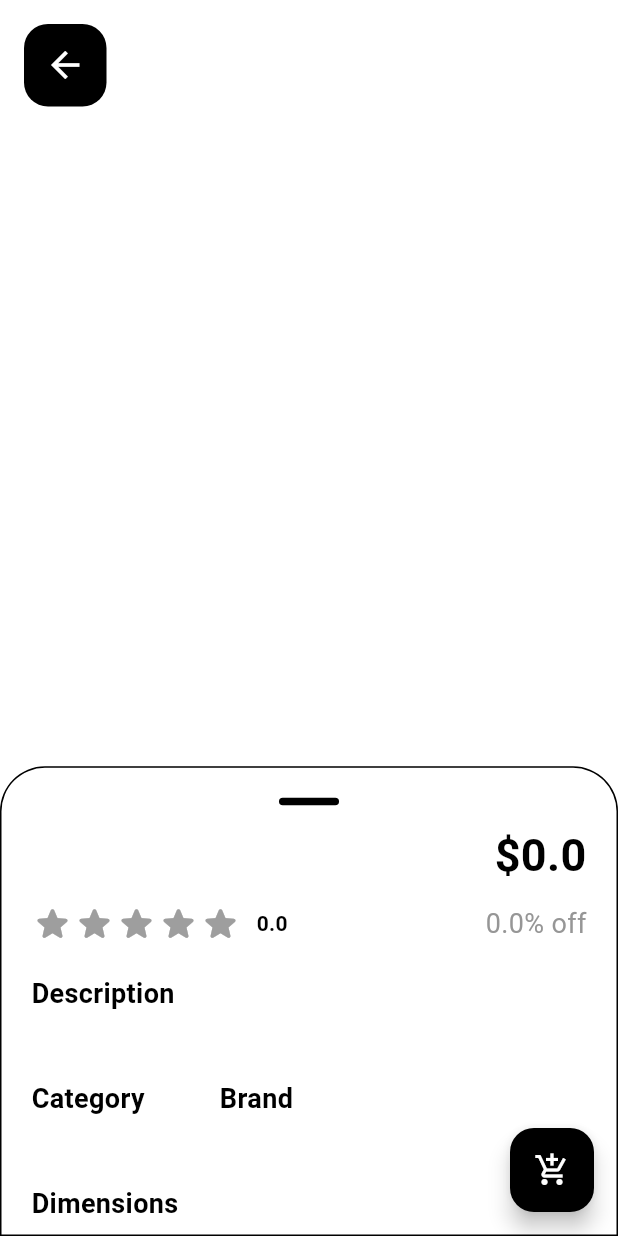
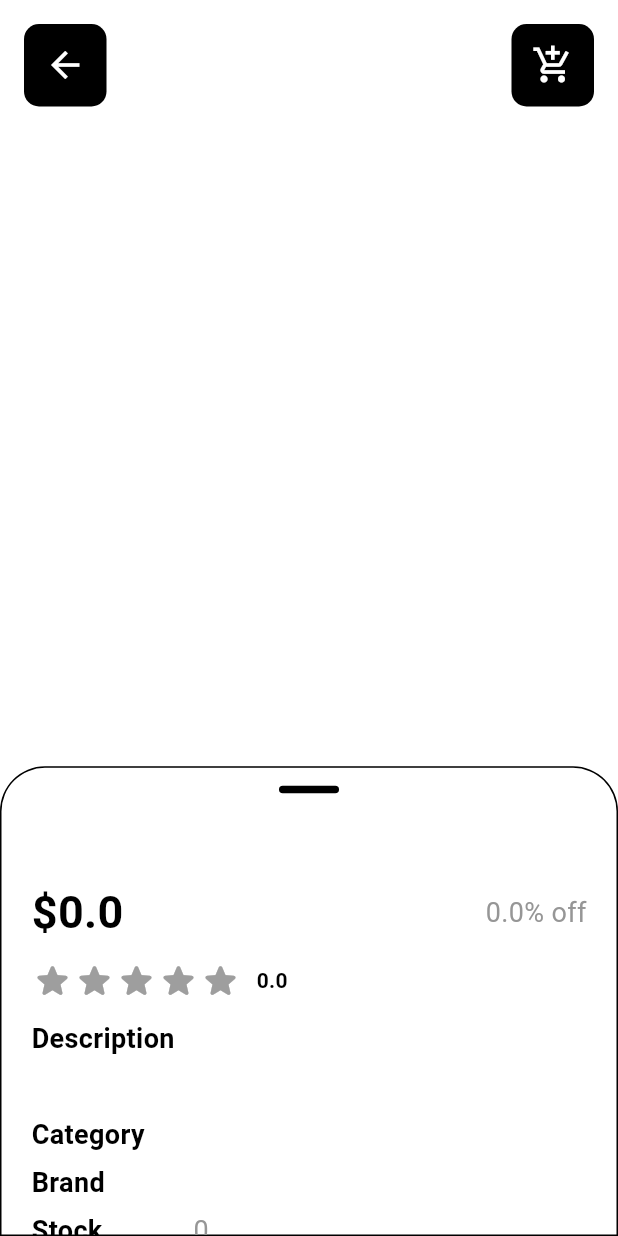
Before and after one commit to RathodJay15/Marketly, a Flutter app: the ProductDetailsScreen screen opened directly with empty values, on a phone screen of 412 x 824 dp. Run offline on Flutter 3.47's test engine with Material 3 defaults, Android fonts, the light colour scheme and no system bars; drawn by our look-alikes of carousel_slider, flutter_rating_bar; our stand-ins replace cached_network_image, cloud_firestore, firebase_auth, firebase_core, pinch_zoom; accounts and stored records are empty; generated files the repository leaves out were written again.

Commit message:
added product detail screen(completed).model file changes.search screen bug fix. product provider changed.

```diff
--- a/lib/core/theme/app_theme.dart
+++ b/lib/core/theme/app_theme.dart
@@ -26,6 +26,7 @@ class MarketTheme {
       onSurface: const Color.fromARGB(255, 255, 0, 0), //Button 3
       onSurfaceVariant: const Color.fromARGB(255, 255, 200, 0), //Rating Bar
       onInverseSurface: const Color.fromARGB(255, 0, 0, 0), //
+      onTertiary: const Color.fromARGB(255, 225, 225, 225),
     ),
     splashColor: const Color.fromARGB(0, 0, 0, 0),
     scrollbarTheme: ScrollbarThemeData(
@@ -59,6 +60,7 @@ class MarketTheme {
       onSurface: const Color.fromARGB(255, 255, 0, 0), //Button 3
       onSurfaceVariant: const Color.fromARGB(255, 255, 200, 0), //Rating Bar
       onInverseSurface: const Color.fromARGB(255, 255, 255, 255), //
+      onTertiary: const Color.fromARGB(255, 225, 225, 225),
     ),
     splashColor: const Color.fromARGB(0, 0, 0, 0),
 
--- a/lib/data/models/user_model.dart
+++ b/lib/data/models/user_model.dart
@@ -1,11 +1,11 @@
 class UserModel {
-  final String? uid;
-  final String? name;
-  final String? email;
-  final String? address;
-  final String? phone;
-  final String? profilePic;
-  final String? role; // 'admin' or 'user'
+  final String uid;
+  final String name;
+  final String email;
+  final String address;
+  final String phone;
+  final String profilePic;
+  final String role; // 'admin' or 'user'
 
   UserModel({
     required this.uid,
@@ -20,16 +20,16 @@ class UserModel {
   factory UserModel.fromMap(Map<String, dynamic> map, String uid) {
     return UserModel(
       uid: uid,
-      name: map['name'] ?? '',
-      email: map['email'] ?? '',
-      address: map['address'] ?? '',
-      phone: map['phone'] ?? '',
-      profilePic: map['profilePic'] ?? '',
-      role: map['role'] ?? 'user',
+      name: map['name'],
+      email: map['email'],
+      address: map['address'],
+      phone: map['phone'],
+      profilePic: map['profilePic'],
+      role: map['role'],
     );
   }
 
-  Map<String, dynamic> toMap() {
+  Map<String, dynamic> toFirestore() {
     return {
       'name': name,
       'email': email,
--- a/lib/data/services/auth_service.dart
+++ b/lib/data/services/auth_service.dart
@@ -78,7 +78,10 @@ class AuthService {
         profilePic: profilePic,
       );
 
-      await _firestore.collection('users').doc(user.uid).set(userModel.toMap());
+      await _firestore
+          .collection('users')
+          .doc(user.uid)
+          .set(userModel.toFirestore());
 
       return userModel;
     } on FirebaseAuthException catch (e) {
--- a/lib/presentation/widgets/product_details.dart
+++ b/lib/presentation/widgets/product_details.dart
@@ -41,12 +41,6 @@ class _roductDetailsScreenState extends State<ProductDetailsScreen> {
         child: isLandscape
             ? _landscapeLayout(product, images)
             : _portraitLayout(product, images),
-      ),
-      floatingActionButton: FloatingActionButton(
-        onPressed: () {},
-        backgroundColor: Theme.of(context).colorScheme.onInverseSurface,
-        foregroundColor: Theme.of(context).colorScheme.primary,
-        child: const Icon(Icons.add_shopping_cart_outlined),
       ),
     );
   }
@@ -102,17 +96,14 @@ class _roductDetailsScreenState extends State<ProductDetailsScreen> {
             margin: const EdgeInsets.only(top: 10, bottom: 10),
             decoration: BoxDecoration(
               color: Theme.of(context).colorScheme.primary,
-              borderRadius: BorderRadius.only(
-                topLeft: Radius.circular(30),
-                bottomLeft: Radius.circular(30),
-              ),
+              borderRadius: BorderRadius.all(Radius.circular(10)),
               border: Border.all(
                 width: 1,
                 color: Theme.of(context).colorScheme.onInverseSurface,
               ),
             ),
             child: SingleChildScrollView(
-              padding: const EdgeInsets.all(20),
+              padding: const EdgeInsets.all(10),
               child: _detailsContent(product),
             ),
           ),
@@ -129,14 +120,14 @@ class _roductDetailsScreenState extends State<ProductDetailsScreen> {
     return Padding(
       padding: const EdgeInsets.all(16),
       child: Row(
-        mainAxisAlignment: MainAxisAlignment.start,
+        mainAxisAlignment: MainAxisAlignment.spaceBetween,
         children: [
           Container(
             height: 55,
             width: 55,
             decoration: BoxDecoration(
               color: Theme.of(context).colorScheme.onInverseSurface,
-              borderRadius: BorderRadius.circular(16),
+              borderRadius: BorderRadius.circular(10),
             ),
             child: IconButton(
               icon: Icon(
@@ -144,7 +135,25 @@ class _roductDetailsScreenState extends State<ProductDetailsScreen> {
                 color: Theme.of(context).colorScheme.primary,
                 size: 28,
               ),
+              color: Theme.of(context).colorScheme.onSecondaryContainer,
               onPressed: () => Navigator.pop(context),
+            ),
+          ),
+          Container(
+            height: 55,
+            width: 55,
+            decoration: BoxDecoration(
+              color: Theme.of(context).colorScheme.onInverseSurface,
+              borderRadius: BorderRadius.circular(10),
+            ),
+            child: IconButton(
+              icon: Icon(
+                Icons.add_shopping_cart_outlined,
+                color: Theme.of(context).colorScheme.primary,
+                size: 28,
+              ),
+              color: Theme.of(context).colorScheme.onSecondaryContainer,
+              onPressed: () {},
             ),
           ),
         ],
@@ -240,34 +249,40 @@ class _roductDetailsScreenState extends State<ProductDetailsScreen> {
   }
 
   // ----------------------------------------------------
-  // DETAILS CONTENT
+  // LANDSCAPE RIGHT SIDE DETAILS CONTENT
   // ----------------------------------------------------
 
   Widget _detailsContent(ProductModel product) {
     return Column(
       crossAxisAlignment: CrossAxisAlignment.start,
       children: [
+        /// TITLE + PRICE
+        Text(
+          product.title,
+          style: TextStyle(
+            fontSize: 26,
+            fontWeight: FontWeight.bold,
+            color: Theme.of(context).colorScheme.onInverseSurface,
+          ),
+        ),
         Row(
           mainAxisAlignment: MainAxisAlignment.spaceBetween,
           children: [
             Expanded(
               child: Text(
-                product.title,
-                maxLines: 2,
+                '\$${product.price}',
                 style: TextStyle(
+                  fontSize: 30,
                   color: Theme.of(context).colorScheme.onInverseSurface,
-                  overflow: TextOverflow.ellipsis,
-                  fontSize: 26,
                   fontWeight: FontWeight.bold,
                 ),
               ),
             ),
             Text(
-              '\$${product.price}',
+              '${product.discountPercentage}% off',
               style: TextStyle(
-                fontSize: 30,
-                fontWeight: FontWeight.bold,
-                color: Theme.of(context).colorScheme.onInverseSurface,
+                color: Theme.of(context).colorScheme.onPrimary,
+                fontSize: 18,
               ),
             ),
           ],
@@ -292,54 +307,50 @@ class _roductDetailsScreenState extends State<ProductDetailsScreen> {
               _rating.toStringAsFixed(1),
               style: TextStyle(
                 color: Theme.of(context).colorScheme.onInverseSurface,
-              ),
-            ),
-            Expanded(
-              child: Align(
-                alignment: Alignment.centerRight,
-                child: Text(
-                  '${product.discountPercentage}% off',
-                  style: TextStyle(
-                    color: Theme.of(context).colorScheme.onPrimary,
-                    fontSize: 18,
-                  ),
-                ),
+                fontWeight: FontWeight.bold,
               ),
             ),
           ],
         ),
 
-        const SizedBox(height: 20),
+        const SizedBox(height: 12),
 
         _sectionTitle("Description"),
-        Text(
-          product.description,
-          style: TextStyle(
-            color: Theme.of(context).colorScheme.onPrimary,
-            height: 1.5,
-          ),
-        ),
+        _sectionDetail(product.description),
 
-        const SizedBox(height: 16),
-
-        _sectionTitle("Brand"),
-        Text(
-          product.brand,
-          style: TextStyle(
-            color: Theme.of(context).colorScheme.onPrimary,
-            height: 1.5,
-          ),
-        ),
-
-        const SizedBox(height: 16),
-
-        _sectionTitle("Category"),
-        Text(
-          product.category,
-          style: TextStyle(
-            color: Theme.of(context).colorScheme.onPrimary,
-            height: 1.5,
-          ),
+        Row(
+          mainAxisAlignment: MainAxisAlignment.start,
+          crossAxisAlignment: CrossAxisAlignment.start,
+          children: [
+            Column(
+              mainAxisAlignment: MainAxisAlignment.start,
+              crossAxisAlignment: CrossAxisAlignment.start,
+              children: [
+                _sectionTitle("Category"),
+                _sectionTitle("Brand"),
+                _sectionTitle("Stock"),
+                _sectionTitle("Weight"),
+                _sectionTitle("Tags"),
+                _sectionTitle("Dimensions"),
+              ],
+            ),
+            SizedBox(width: 10),
+            Column(
+              mainAxisAlignment: MainAxisAlignment.start,
+              crossAxisAlignment: CrossAxisAlignment.start,
+              children: [
+                _sectionDetail(product.category),
+                _sectionDetail(product.brand),
+                _sectionDetail(product.stock.toString()),
+                _sectionDetail(product.weight.toString()),
+                _sectionDetail(product.formattedTags()),
+                SizedBox(
+                  width: 260,
+                  child: _sectionDetail(product.formattedDimensions()),
+                ),
+              ],
+            ),
+          ],
         ),
       ],
     );
@@ -353,6 +364,16 @@ class _roductDetailsScreenState extends State<ProductDetailsScreen> {
         fontSize: 18,
         fontWeight: FontWeight.w600,
         color: Theme.of(context).colorScheme.onInverseSurface,
+      ),
+    ),
+  );
+  Widget _sectionDetail(String text) => Padding(
+    padding: const EdgeInsets.only(bottom: 6),
+    child: Text(
+      text,
+      style: TextStyle(
+        fontSize: 18,
+        color: Theme.of(context).colorScheme.onPrimary,
       ),
     ),
   );
@@ -375,18 +396,18 @@ class _roductDetailsScreenState extends State<ProductDetailsScreen> {
               color: Theme.of(context).colorScheme.onInverseSurface,
             ),
           ),
-          child: ListView(
-            controller: scrollController,
-            padding: const EdgeInsets.all(20),
+          child: Column(
+            mainAxisAlignment: MainAxisAlignment.start,
+            crossAxisAlignment: CrossAxisAlignment.center,
             children: [
               _dragHandle(),
-
-              /// TITLE + PRICE
-              Row(
-                mainAxisAlignment: MainAxisAlignment.spaceBetween,
-                children: [
-                  Expanded(
-                    child: Text(
+              Expanded(
+                child: ListView(
+                  controller: scrollController,
+                  padding: const EdgeInsets.all(20),
+                  children: [
+                    /// TITLE + PRICE
+                    Text(
                       product.title,
                       style: TextStyle(
                         fontSize: 26,
@@ -394,128 +415,102 @@ class _roductDetailsScreenState extends State<ProductDetailsScreen> {
                         color: Theme.of(context).colorScheme.onInverseSurface,
                       ),
                     ),
-                  ),
-                  Text(
-                    '\$${product.price}',
-                    style: TextStyle(
-                      fontSize: 30,
-                      color: Theme.of(context).colorScheme.onInverseSurface,
-                      fontWeight: FontWeight.bold,
+                    Row(
+                      mainAxisAlignment: MainAxisAlignment.spaceBetween,
+                      children: [
+                        Expanded(
+                          child: Text(
+                            '\$${product.price}',
+                            style: TextStyle(
+                              fontSize: 30,
+                              color: Theme.of(
+                                context,
+                              ).colorScheme.onInverseSurface,
+                              fontWeight: FontWeight.bold,
+                            ),
+                          ),
+                        ),
+                        Text(
+                          '${product.discountPercentage}% off',
+                          style: TextStyle(
+                            color: Theme.of(context).colorScheme.onPrimary,
+                            fontSize: 18,
+                          ),
+                        ),
+                      ],
                     ),
-                  ),
-                ],
-              ),
 
-              const SizedBox(height: 10),
+                    const SizedBox(height: 10),
 
-              /// RATING
-              Row(
-                children: [
-                  RatingBarIndicator(
-                    rating: _rating,
-                    itemBuilder: (_, __) => Icon(
-                      Icons.star_rounded,
-                      color: Theme.of(context).colorScheme.onSurfaceVariant,
+                    /// RATING
+                    Row(
+                      children: [
+                        RatingBarIndicator(
+                          rating: _rating,
+                          itemBuilder: (_, __) => Icon(
+                            Icons.star_rounded,
+                            color: Theme.of(
+                              context,
+                            ).colorScheme.onSurfaceVariant,
+                          ),
+                          itemCount: 5,
+                          itemSize: 28,
+                        ),
+                        const SizedBox(width: 10),
+                        Text(
+                          _rating.toStringAsFixed(1),
+                          style: TextStyle(
+                            color: Theme.of(
+                              context,
+                            ).colorScheme.onInverseSurface,
+                            fontWeight: FontWeight.bold,
+                          ),
+                        ),
+                      ],
                     ),
-                    itemCount: 5,
-                    itemSize: 28,
-                  ),
-                  const SizedBox(width: 10),
-                  Text(
-                    _rating.toStringAsFixed(1),
-                    style: TextStyle(
-                      color: Theme.of(context).colorScheme.onInverseSurface,
-                      fontWeight: FontWeight.bold,
+
+                    const SizedBox(height: 12),
+
+                    _sectionTitle("Description"),
+                    _sectionDetail(product.description),
+
+                    Row(
+                      mainAxisAlignment: MainAxisAlignment.start,
+                      crossAxisAlignment: CrossAxisAlignment.start,
+                      children: [
+                        Column(
+                          mainAxisAlignment: MainAxisAlignment.start,
+                          crossAxisAlignment: CrossAxisAlignment.start,
+                          children: [
+                            _sectionTitle("Category"),
+                            _sectionTitle("Brand"),
+                            _sectionTitle("Stock"),
+                            _sectionTitle("Weight"),
+                            _sectionTitle("Tags"),
+                            _sectionTitle("Dimensions"),
+                          ],
+                        ),
+                        SizedBox(width: 10),
+                        Column(
+                          mainAxisAlignment: MainAxisAlignment.start,
+                          crossAxisAlignment: CrossAxisAlignment.start,
+                          children: [
+                            _sectionDetail(product.category),
+                            _sectionDetail(product.brand),
+                            _sectionDetail(product.stock.toString()),
+                            _sectionDetail(product.weight.toString()),
+                            _sectionDetail(product.formattedTags()),
+                            SizedBox(
+                              width: 260,
+                              child: _sectionDetail(
+                                product.formattedDimensions(),
+                              ),
+                            ),
+                          ],
+                        ),
+                      ],
                     ),
-                  ),
-                  Expanded(
-                    child: Align(
-                      alignment: Alignment.centerRight,
-                      child: Text(
-                        '${product.discountPercentage}% off',
-                        style: TextStyle(
-                          color: Theme.of(context).colorScheme.onPrimary,
-                          fontSize: 18,
-                        ),
-                      ),
-                    ),
-                  ),
-                ],
-              ),
-
-              const SizedBox(height: 20),
-
-              _sectionTitle("Description"),
-              Text(
-                product.description,
-                style: TextStyle(
-                  color: Theme.of(context).colorScheme.onPrimary,
-                  height: 1.5,
-                ),
-              ),
-
-              const SizedBox(height: 16),
-
-              Row(
-                mainAxisAlignment: MainAxisAlignment.start,
-                children: [
-                  Column(
-                    crossAxisAlignment: CrossAxisAlignment.start,
-                    children: [
-                      _sectionTitle("Category"),
-                      Text(
-                        product.category,
-                        style: TextStyle(
-                          color: Theme.of(context).colorScheme.onPrimary,
-                          height: 1.5,
-                        ),
-                      ),
-                    ],
-                  ),
-                  const SizedBox(width: 50),
-
-                  Column(
-                    children: [
-                      _sectionTitle("Brand"),
-                      Text(
-                        product.brand,
-                        style: TextStyle(
-                          color: Theme.of(context).colorScheme.onPrimary,
-                          height: 1.5,
-                        ),
-                      ),
-                    ],
-                  ),
-                ],
-              ),
-              const SizedBox(height: 16),
-              _sectionTitle("Dimensions"),
-
-              Text(
-                product.dimensions.toString(),
-                style: TextStyle(
-                  color: Theme.of(context).colorScheme.onPrimary,
-                  height: 1.5,
-                ),
-              ),
-              const SizedBox(height: 16),
-
-              _sectionTitle("Weight"),
-              Text(
-                product.weight.toString() + ' Kgs',
-                style: TextStyle(
-                  color: Theme.of(context).colorScheme.onPrimary,
-                  height: 1.5,
-                ),
-              ),
-              const SizedBox(height: 16),
-              _sectionTitle("Tags"),
-
-              Text(
-                product.tags.toString(),
-                style: TextStyle(
-                  color: Theme.of(context).colorScheme.onPrimary,
-                  height: 1.5,
+                  ],
                 ),
               ),
             ],
@@ -529,7 +524,7 @@ class _roductDetailsScreenState extends State<ProductDetailsScreen> {
     child: Container(
       height: 5,
       width: 40,
-      margin: const EdgeInsets.only(bottom: 12),
+      margin: const EdgeInsets.only(top: 12),
       decoration: BoxDecoration(
         color: Theme.of(context).colorScheme.onInverseSurface,
         borderRadius: BorderRadius.circular(10),
@@ -544,6 +539,7 @@ class _roductDetailsScreenState extends State<ProductDetailsScreen> {
     showDialog(
       context: context,
       builder: (_) => Dialog(
+        backgroundColor: Theme.of(context).colorScheme.onTertiary,
         shape: RoundedRectangleBorder(borderRadius: BorderRadius.circular(20)),
         child: SizedBox(
           width: 500,
--- a/lib/providers/product_provider.dart
+++ b/lib/providers/product_provider.dart
@@ -7,14 +7,14 @@ class ProductProvider extends ChangeNotifier {
 
   List<ProductModel> _homeProducts = [];
   List<ProductModel> _allProducts = [];
-  List<ProductModel> _searchResults = [];
+  List<ProductModel> _visibleProducts = [];
+
+  List<ProductModel> get visibleProducts => _visibleProducts;
 
   List<ProductModel> get homeProducts => _homeProducts;
   List<ProductModel> get allProducts => _allProducts;
-  List<ProductModel> get searchResults => _searchResults;
 
   // State
-  List<ProductModel> get products => _allProducts;
   List<ProductModel> get tenProducts => _homeProducts;
 
   bool _isHomeLoading = false;
@@ -25,7 +25,7 @@ class ProductProvider extends ChangeNotifier {
 
   String? _error;
   String? get error => _error;
-  bool get isSearching => _searchResults.isNotEmpty;
+  bool get isSearching => _visibleProducts.length != _allProducts.length;
 
   // Fetch home products
   Future<void> fetchHomeProducts({int? limit}) async {
@@ -50,6 +50,9 @@ class ProductProvider extends ChangeNotifier {
 
     try {
       _allProducts = await _productService.getAllProducts();
+
+      _visibleProducts = _allProducts;
+
       _error = null;
     } catch (e) {
       _error = e.toString();
@@ -65,7 +68,10 @@ class ProductProvider extends ChangeNotifier {
     notifyListeners();
 
     try {
-      _allProducts = await _productService.getProductsByCategory(categorySlug);
+      _visibleProducts = _allProducts
+          .where((p) => p.category == categorySlug)
+          .toList();
+
       _error = null;
     } catch (e) {
       _error = e.toString();
@@ -84,15 +90,14 @@ class ProductProvider extends ChangeNotifier {
         .toList();
 
     if (words.isEmpty) {
-      _searchResults = [];
+      _visibleProducts = _allProducts;
       notifyListeners();
       return;
     }
 
-    _searchResults = _allProducts.where((product) {
+    _visibleProducts = _allProducts.where((product) {
       final titleWords = product.title.toLowerCase().split(RegExp(r'\s+'));
 
-      // Every searched word must exist in title words
       return words.every((word) => titleWords.contains(word));
     }).toList();
 
@@ -100,7 +105,7 @@ class ProductProvider extends ChangeNotifier {
   }
 
   void clearSearchResult() {
-    _searchResults = [];
+    _visibleProducts = _allProducts;
     notifyListeners();
   }
 
```
Also changed, not shown: lib/data/models/cart_item_model.dart (added, +64 -0 lines), lib/data/models/cart_model.dart (+33 -22 lines), lib/data/models/order_model.dart (+23 -21 lines), lib/data/models/product_model.dart (+24 -15 lines), lib/data/services/product_service.dart (+7 -5 lines), lib/presentation/user/search_products_screen.dart (+25 -34 lines), lib/presentation/widgets/product_card.dart (+11 -11 lines).
